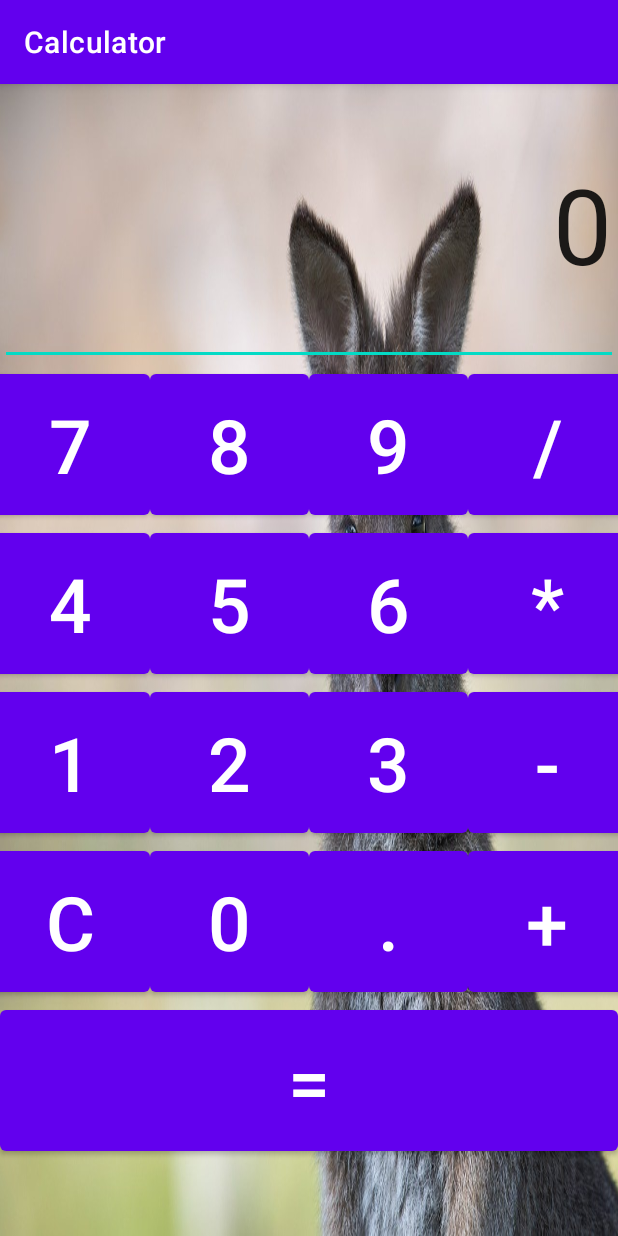
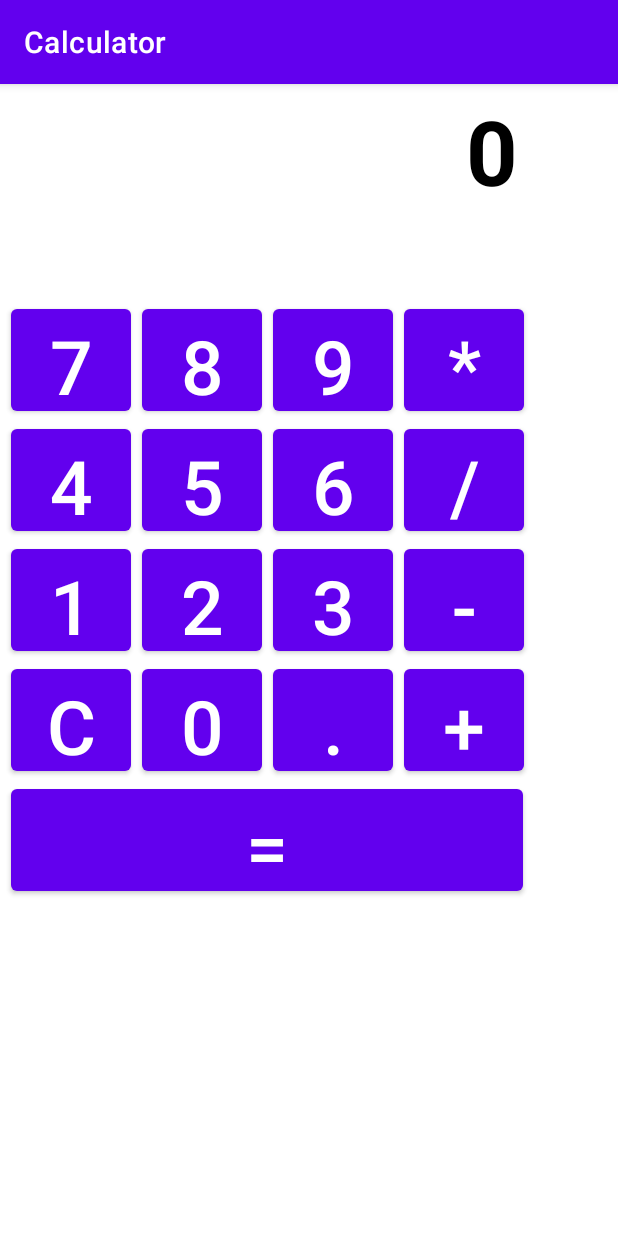
Before and after one commit to evgeny5454/Calculator, an Android app: the screen it shows after launch (MainActivity), on a phone screen of 412 x 824 dp. Run offline under Robolectric (Android 15) with nearby library versions, the phone set to English and light mode, and no system bars.

Commit message:
Убрал фоновый рисунок, использовал Constraint layout и немного оживил калькулятор.

```diff
--- a/app/src/main/java/ru/geekbrains/calculator/MainActivity.java
+++ b/app/src/main/java/ru/geekbrains/calculator/MainActivity.java
@@ -3,12 +3,147 @@ package ru.geekbrains.calculator;
 import androidx.appcompat.app.AppCompatActivity;
 
 import android.os.Bundle;
+import android.view.View;
+import android.widget.TextView;
+
+import java.sql.Array;
+import java.util.ArrayList;
 
 public class MainActivity extends AppCompatActivity {
+    ArrayList<String> num = new ArrayList<String>();
 
     @Override
     protected void onCreate(Bundle savedInstanceState) {
         super.onCreate(savedInstanceState);
         setContentView(R.layout.activity_main);
     }
+
+    public void ListenerBut7(View view) {
+        TextView textView = (TextView) findViewById(R.id.textView);
+
+        num.add("7");
+        StringBuilder sb = new StringBuilder();
+        for (String s : num)
+        {
+            sb.append(s);
+        }
+        textView.setText(sb);
+    }
+
+    public void ListenerBut8(View view) {
+        TextView textView = (TextView) findViewById(R.id.textView);
+        num.add("8");
+        StringBuilder sb = new StringBuilder();
+        for (String s : num)
+        {
+            sb.append(s);
+        }
+        textView.setText(sb);
+    }
+
+    public void ListenerBut9(View view) {
+        TextView textView = (TextView) findViewById(R.id.textView);
+        num.add("9");
+        StringBuilder sb = new StringBuilder();
+        for (String s : num)
+        {
+            sb.append(s);
+        }
+        textView.setText(sb);
+    }
+
+    public void ListenerBut4(View view) {
+        TextView textView = (TextView) findViewById(R.id.textView);
+        num.add("4");
+        StringBuilder sb = new StringBuilder();
+        for (String s : num)
+        {
+            sb.append(s);
+        }
+        textView.setText(sb);
+    }
+
+    public void ListenerBut5(View view) {
+        TextView textView = (TextView) findViewById(R.id.textView);
+        num.add("5");
+        StringBuilder sb = new StringBuilder();
+        for (String s : num)
+        {
+            sb.append(s);
+        }
+        textView.setText(sb);
+    }
+
+    public void ListenerBut6(View view) {
+        TextView textView = (TextView) findViewById(R.id.textView);
+        num.add("6");
+        StringBuilder sb = new StringBuilder();
+        for (String s : num)
+        {
+            sb.append(s);
+        }
+        textView.setText(sb);
+    }
+
+    public void ListenerBut1(View view) {
+        TextView textView = (TextView) findViewById(R.id.textView);
+        num.add("1");
+        StringBuilder sb = new StringBuilder();
+        for (String s : num)
+        {
+            sb.append(s);
+        }
+        textView.setText(sb);
+    }
+
+    public void ListenerBut2(View view) {
+        TextView textView = (TextView) findViewById(R.id.textView);
+        num.add("2");
+        StringBuilder sb = new StringBuilder();
+        for (String s : num)
+        {
+            sb.append(s);
+        }
+        textView.setText(sb);
+    }
+
+    public void ListenerBut3(View view) {
+        TextView textView = (TextView) findViewById(R.id.textView);
+        num.add("3");
+        StringBuilder sb = new StringBuilder();
+        for (String s : num)
+        {
+            sb.append(s);
+        }
+        textView.setText(sb);
+    }
+
+    public void ListenerBut0(View view) {
+        TextView textView = (TextView) findViewById(R.id.textView);
+        num.add("0");
+        StringBuilder sb = new StringBuilder();
+        for (String s : num)
+        {
+            sb.append(s);
+        }
+        textView.setText(sb);
+    }
+
+    public void ListenerButC(View view) {
+        TextView textView = (TextView) findViewById(R.id.textView);
+        textView.setText("");
+        num.clear();
+        textView.setText("0");
+    }
+
+    public void ListenerButPoint(View view) {
+        TextView textView = (TextView) findViewById(R.id.textView);
+        num.add(".");
+        StringBuilder sb = new StringBuilder();
+        for (String s : num)
+        {
+            sb.append(s);
+        }
+        textView.setText(sb);
+    }
 }
--- a/app/src/main/res/layout/activity_main.xml
+++ b/app/src/main/res/layout/activity_main.xml
@@ -1,167 +1,211 @@
 <?xml version="1.0" encoding="utf-8"?>
-<LinearLayout xmlns:app="http://schemas.android.com/apk/res-auto"
+<androidx.constraintlayout.widget.ConstraintLayout xmlns:app="http://schemas.android.com/apk/res-auto"
     xmlns:tools="http://schemas.android.com/tools"
     xmlns:android="http://schemas.android.com/apk/res/android"
     android:layout_width="match_parent"
     android:layout_height="match_parent"
-    tools:context=".MainActivity"
-    android:orientation="vertical"
-    android:background="@drawable/image">
+    android:background="@color/white">
 
-    <EditText
-        android:layout_width="match_parent"
-        android:layout_height="187dp"
+
+    <TextView
+        android:id="@+id/textView"
+        android:layout_width="341dp"
+        android:layout_height="100sp"
+        android:layout_marginStart="4dp"
+        android:layout_marginTop="4dp"
         android:text="@string/_0"
         android:textAlignment="textEnd"
-        android:textSize="70sp"
-        app:layout_constraintBottom_toBottomOf="parent"
-        app:layout_constraintLeft_toLeftOf="parent"
-        app:layout_constraintRight_toRightOf="parent"
+        android:textColor="@color/black"
+        android:textSize="60sp"
+        android:textStyle="bold"
+        app:layout_constraintStart_toStartOf="parent"
         app:layout_constraintTop_toTopOf="parent" />
-
-    <TableLayout
-        android:layout_width="match_parent"
-        android:layout_height="match_parent"
-        android:gravity="bottom|top"
-        android:orientation="horizontal"
-        android:visibility="visible">
-        <TableRow
-            android:layout_width="match_parent"
-            android:layout_height="match_parent"
-            android:gravity="center">
 
     <Button
         android:id="@+id/button_7"
-                android:layout_width="106dp"
-                android:layout_height="106dp"
+        android:layout_width="80dp"
+        android:layout_height="80dp"
+        android:layout_marginStart="7dp"
+        android:layout_marginTop="40dp"
         android:text="@string/_7"
-                android:textSize="50sp" />
+        android:textSize="50sp"
+        app:layout_constraintStart_toStartOf="parent"
+        app:layout_constraintTop_toBottomOf="@+id/textView"
+        android:onClick="ListenerBut7" />
 
     <Button
         android:id="@+id/button_8"
-                android:layout_width="106dp"
-                android:layout_height="106dp"
+        android:layout_width="80dp"
+        android:layout_height="80dp"
+        android:layout_marginStart="7dp"
+        android:layout_marginTop="40dp"
         android:text="@string/_8"
-                android:textSize="50sp" />
+        android:textSize="50sp"
+        app:layout_constraintStart_toEndOf="@+id/button_7"
+        app:layout_constraintTop_toBottomOf="@+id/textView"
+        android:onClick="ListenerBut8"/>
+
 
     <Button
         android:id="@+id/button_9"
-                android:layout_width="106dp"
-                android:layout_height="106dp"
+        android:layout_width="80dp"
+        android:layout_height="80dp"
+        android:layout_marginStart="7dp"
+        android:layout_marginTop="40dp"
         android:text="@string/_9"
-                android:textSize="50sp" />
-
-            <Button
-                android:id="@+id/button_division"
-                android:layout_width="106dp"
-                android:layout_height="106dp"
-                android:text="@string/division"
-                android:textSize="50sp" />
-        </TableRow>
-        <TableRow
-            android:layout_width="match_parent"
-            android:layout_height="match_parent"
-            android:gravity="center">
+        android:textSize="50sp"
+        app:layout_constraintStart_toEndOf="@+id/button_8"
+        app:layout_constraintTop_toBottomOf="@+id/textView"
+        android:onClick="ListenerBut9"/>
 
     <Button
         android:id="@+id/button_4"
-                android:layout_width="106dp"
-                android:layout_height="106dp"
+        android:layout_width="80dp"
+        android:layout_height="80dp"
+        android:layout_marginStart="7dp"
         android:text="@string/_4"
-                android:textSize="50sp" />
+        android:textSize="50sp"
+        app:layout_constraintStart_toStartOf="parent"
+        app:layout_constraintTop_toBottomOf="@+id/button_7"
+        android:onClick="ListenerBut4" />
 
     <Button
         android:id="@+id/button_5"
-                android:layout_width="106dp"
-                android:layout_height="106dp"
+        android:layout_width="80dp"
+        android:layout_height="80dp"
+        android:layout_marginStart="7dp"
         android:text="@string/_5"
-                android:textSize="50sp" />
+        android:textSize="50sp"
+        app:layout_constraintStart_toEndOf="@+id/button_4"
+        app:layout_constraintTop_toBottomOf="@+id/button_8"
+        android:onClick="ListenerBut5"/>
 
     <Button
         android:id="@+id/button_6"
-                android:layout_width="106dp"
-                android:layout_height="106dp"
+        android:layout_width="80dp"
+        android:layout_height="80dp"
+        android:layout_marginStart="7dp"
         android:text="@string/_6"
-                android:textSize="50sp" />
-
-            <Button
-                android:id="@+id/button_multiplication"
-                android:layout_width="106dp"
-                android:layout_height="106dp"
-                android:text="@string/multiplication"
-                android:textSize="50sp" />
-        </TableRow>
-        <TableRow
-            android:layout_width="106dp"
-            android:layout_height="106dp"
-            android:gravity="center">
+        android:textSize="50sp"
+        app:layout_constraintStart_toEndOf="@+id/button_5"
+        app:layout_constraintTop_toBottomOf="@+id/button_9"
+        android:onClick="ListenerBut6"/>
 
     <Button
         android:id="@+id/button_1"
-                android:layout_width="106dp"
-                android:layout_height="106dp"
+        android:layout_width="80dp"
+        android:layout_height="80dp"
+        android:layout_marginStart="7dp"
         android:text="@string/_1"
-                android:textSize="50sp" />
+        android:textSize="50sp"
+        app:layout_constraintStart_toStartOf="parent"
+        app:layout_constraintTop_toBottomOf="@+id/button_4"
+        android:onClick="ListenerBut1"/>
 
     <Button
         android:id="@+id/button_2"
-                android:layout_width="106dp"
-                android:layout_height="106dp"
+        android:layout_width="80dp"
+        android:layout_height="80dp"
+        android:layout_marginStart="7dp"
         android:text="@string/_2"
-                android:textSize="50sp" />
+        android:textSize="50sp"
+        app:layout_constraintStart_toEndOf="@+id/button_1"
+        app:layout_constraintTop_toBottomOf="@+id/button_5"
+        android:onClick="ListenerBut2"/>
 
     <Button
         android:id="@+id/button_3"
-                android:layout_width="106dp"
-                android:layout_height="106dp"
+        android:layout_width="80dp"
+        android:layout_height="80dp"
+        android:layout_marginStart="7dp"
         android:text="@string/_3"
-                android:textSize="50sp" />
+        android:textSize="50sp"
+        app:layout_constraintStart_toEndOf="@+id/button_2"
+        app:layout_constraintTop_toBottomOf="@+id/button_6"
+        android:onClick="ListenerBut3"/>
 
     <Button
-                android:id="@+id/button_minus"
-                android:layout_width="106dp"
-                android:layout_height="106dp"
-                android:text="@string/minus"
-                android:textSize="50sp" />
-        </TableRow>
-        <TableRow
-            android:layout_width="106dp"
-            android:layout_height="106dp"
-            android:gravity="center">
+        android:id="@+id/button_0"
+        android:layout_width="80dp"
+        android:layout_height="80dp"
+        android:layout_marginStart="7dp"
+        android:text="@string/_0"
+        android:textSize="50sp"
+        app:layout_constraintStart_toEndOf="@+id/button_C"
+        app:layout_constraintTop_toBottomOf="@+id/button_2"
+        android:onClick="ListenerBut0"/>
 
     <Button
         android:id="@+id/button_C"
-                android:layout_width="106dp"
-                android:layout_height="106dp"
+        android:layout_width="80dp"
+        android:layout_height="80dp"
+        android:layout_marginStart="7dp"
         android:text="@string/c"
-                android:textSize="50sp" />
-
-            <Button
-                android:id="@+id/button_0"
-                android:layout_width="106dp"
-                android:layout_height="106dp"
-                android:text="@string/_0"
-                android:textSize="50sp" />
+        android:textSize="50sp"
+        app:layout_constraintStart_toStartOf="parent"
+        app:layout_constraintTop_toBottomOf="@+id/button_1"
+        android:onClick="ListenerButC"/>
 
     <Button
         android:id="@+id/button_point"
-                android:layout_width="106dp"
-                android:layout_height="106dp"
+        android:layout_width="80dp"
+        android:layout_height="80dp"
+        android:layout_marginStart="7dp"
         android:text="@string/point"
-                android:textSize="50sp" />
+        android:textSize="50sp"
+        app:layout_constraintStart_toEndOf="@+id/button_0"
+        app:layout_constraintTop_toBottomOf="@+id/button_3"
+        android:onClick="ListenerButPoint"/>
 
     <Button
-                android:id="@+id/button_plus"
-                android:layout_width="106dp"
-                android:layout_height="106dp"
+        android:id="@+id/multiplication"
+        android:layout_width="80dp"
+        android:layout_height="80dp"
+        android:layout_marginTop="40dp"
+        android:layout_marginStart="7dp"
+        android:text="@string/multiplication"
+        android:textSize="50sp"
+        app:layout_constraintStart_toEndOf="@+id/button_9"
+        app:layout_constraintTop_toBottomOf="@+id/textView" />
+
+    <Button
+        android:id="@+id/division"
+        android:layout_width="80dp"
+        android:layout_height="80dp"
+        android:layout_marginStart="7dp"
+        android:text="@string/division"
+        android:textSize="50sp"
+        app:layout_constraintStart_toEndOf="@+id/button_6"
+        app:layout_constraintTop_toBottomOf="@+id/multiplication" />
+
+    <Button
+        android:id="@+id/minus"
+        android:layout_width="80dp"
+        android:layout_height="80dp"
+        android:layout_marginStart="7dp"
+        android:text="@string/minus"
+        android:textSize="50sp"
+        app:layout_constraintStart_toEndOf="@+id/button_3"
+        app:layout_constraintTop_toBottomOf="@+id/division" />
+
+    <Button
+        android:id="@+id/plus"
+        android:layout_width="80dp"
+        android:layout_height="80dp"
+        android:layout_marginStart="7dp"
         android:text="@string/plus"
-                android:textSize="50sp" />
-        </TableRow>
+        android:textSize="50sp"
+        app:layout_constraintStart_toEndOf="@+id/button_point"
+        app:layout_constraintTop_toBottomOf="@+id/minus" />
+
     <Button
-            android:id="@+id/button_equality"
-            android:layout_width="106dp"
-            android:layout_height="106dp"
+        android:id="@+id/equality"
+        android:layout_width="341dp"
+        android:layout_height="80dp"
+        android:layout_marginStart="7dp"
+
         android:text="@string/equality"
-            android:textSize="50sp" />
-    </TableLayout>
-</LinearLayout>
+        android:textSize="50sp"
+        app:layout_constraintStart_toStartOf="parent"
+        app:layout_constraintTop_toBottomOf="@+id/button_C" />
+</androidx.constraintlayout.widget.ConstraintLayout>
--- a/app/src/main/res/values/strings.xml
+++ b/app/src/main/res/values/strings.xml
@@ -17,4 +17,5 @@
     <string name="point">.</string>
     <string name="plus">+</string>
     <string name="equality">=</string>
+    <string name="qw">100sp</string>
 </resources>
```
Also changed, not shown: app/src/main/res/drawable/image.jpg (deleted). Lines whose indentation alone changed are shown as unchanged.
